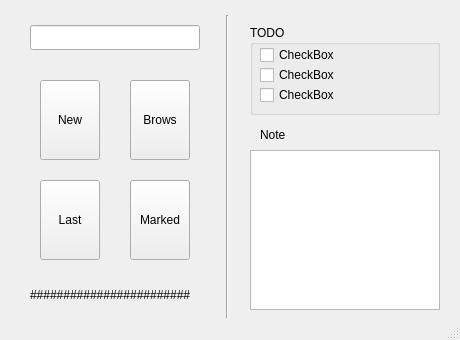
Old version of the form ui/mainwindow.ui in the repository nhiasi/hiasNote.
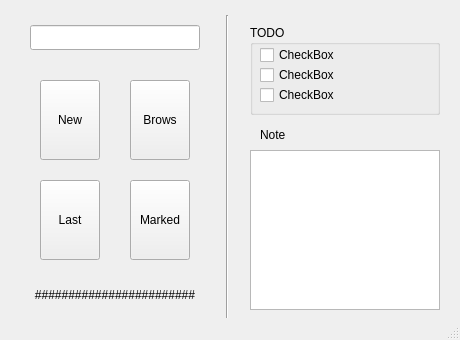
New version of the form.

```diff
--- a/ui/mainwindow.ui
+++ b/ui/mainwindow.ui
@@ -197,6 +197,9 @@
     <property name="scaledContents">
      <bool>false</bool>
     </property>
+    <property name="alignment">
+     <set>Qt::AlignmentFlag::AlignCenter</set>
+    </property>
    </widget>
   </widget>
   <widget class="QStatusBar" name="statusbar"/>
```
